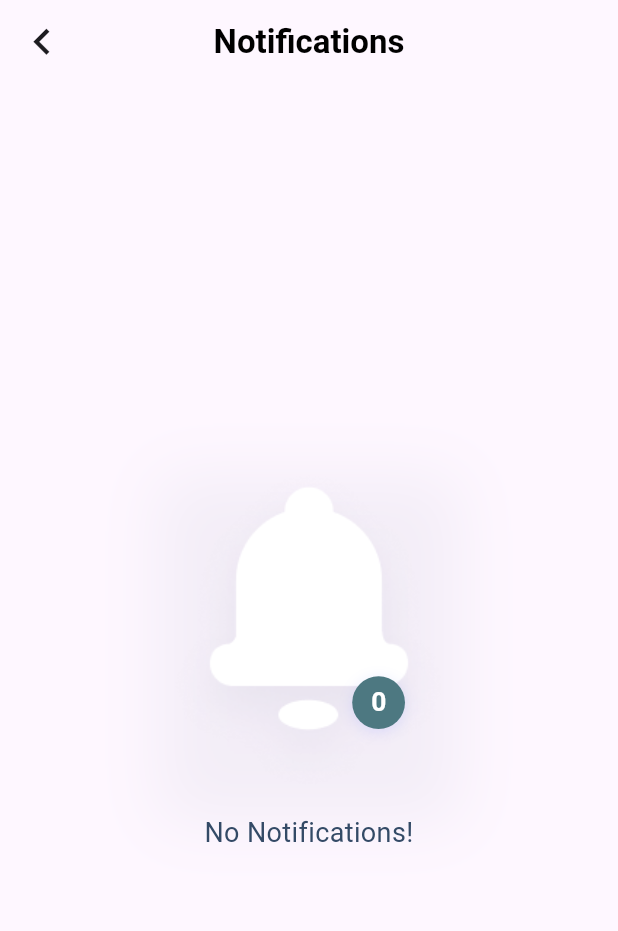
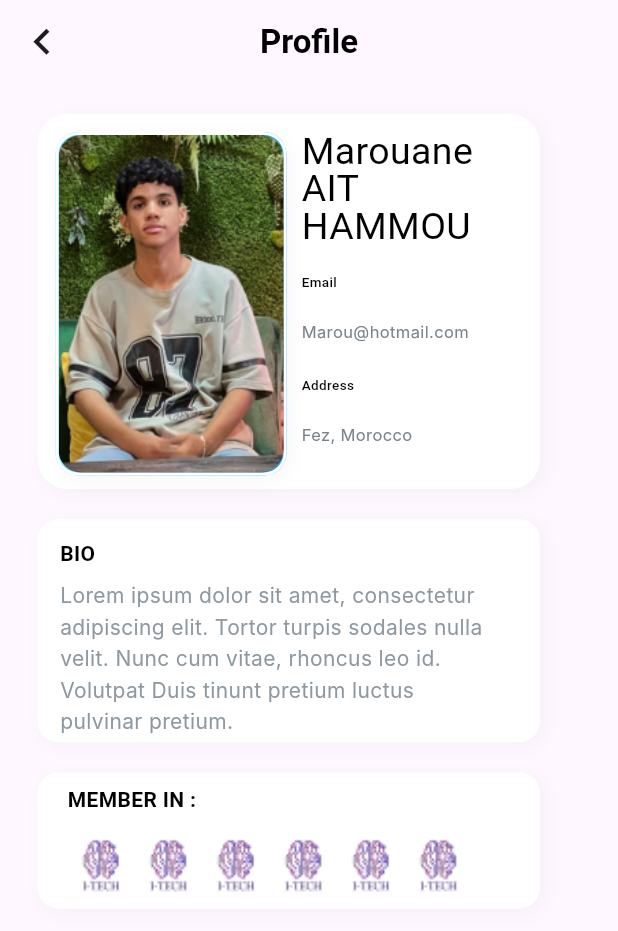
Before and after one commit to oussbad/Final-Project-flutter-, a Flutter app: the screen it shows after launch, on a phone screen of 412 x 824 dp. Shown: the top 931 px of the screen. Run offline on Flutter 3.47's test engine with Material 3 defaults, Android fonts, the light colour scheme and no system bars; Roboto replaces fonts that are missing (Airbnb Cereal App, Inria Sans, Inter).

Commit message:
Added profile

```diff
--- /dev/null
+++ b/lib/Profile.dart
@@ -0,0 +1,361 @@
+import 'package:flutter/material.dart';
+
+class ProfilePage extends StatefulWidget {
+  final String profileImagePath;
+  final String profileName;
+  final String profileEmail;
+  final String profileAddress;
+  final String bioText;
+  final String memberImagePath; // Updated variable for the local image path
+
+  ProfilePage({
+    required this.profileImagePath,
+    required this.profileName,
+    required this.profileEmail,
+    required this.profileAddress,
+    required this.bioText,
+    required this.memberImagePath, // Initialize the image path variable
+  });
+
+  @override
+  _ProfilePageState createState() => _ProfilePageState();
+}
+
+class _ProfilePageState extends State<ProfilePage> {
+  @override
+  Widget build(BuildContext context) {
+    return Scaffold(
+      appBar: AppBar(
+        centerTitle: true,
+        title: Text(
+          'Profile',
+          textAlign: TextAlign.center,
+          style: TextStyle(
+            color: Colors.black,
+            fontSize: 22,
+            fontFamily: 'Poppins',
+            fontWeight: FontWeight.w600,
+            height: 0.06,
+          ),
+        ),
+        leading: IconButton(
+          icon: Icon(Icons.keyboard_arrow_left, size: 35),
+          onPressed: () {
+            Navigator.pop(context);
+          },
+        ),
+      ),
+      body: SingleChildScrollView(
+      child: Column(
+      children: [
+      Container(
+      width: 335,
+      height: 250,
+      margin: EdgeInsets.only(top: 20, left: 25),
+      decoration: ShapeDecoration(
+        color: Colors.white,
+        shape: RoundedRectangleBorder(
+          side: BorderSide(width: 2, color: Colors.white),
+          borderRadius: BorderRadius.circular(20),
+        ),
+        shadows: [
+          BoxShadow(
+            color: Color(0x21BEBEBE),
+            blurRadius: 9,
+            offset: Offset(3, 3),
+            spreadRadius: 0,
+          )
+        ],
+      ),
+      child: Row(
+        crossAxisAlignment: CrossAxisAlignment.start,
+        children: [
+          Container(
+            width: 154,
+            height: 229,
+            margin: EdgeInsets.only(right: 10, top: 10, left: 10),
+            decoration: ShapeDecoration(
+              gradient: LinearGradient(
+                begin: Alignment(1.00, -0.00),
+                end: Alignment(-1, 0),
+                colors: [Color(0xFF16A9FB), Color(0xFF69DBFF)],
+              ),
+              shape: RoundedRectangleBorder(
+                side: BorderSide(width: 2, color: Colors.white),
+                borderRadius: BorderRadius.circular(15),
+              ),
+              shadows: [
+                BoxShadow(
+                  color: Color(0x21BEBEBE),
+                  blurRadius: 9,
+                  offset: Offset(3, 3),
+                  spreadRadius: 0,
+                )
+              ],
+            ),
+            child: ClipRRect(
+              borderRadius: BorderRadius.circular(15),
+              child: Image.asset(
+                widget.profileImagePath,
+                fit: BoxFit.cover,
+              ),
+            ),
+          ),
+          Expanded(
+            child: Column(
+              mainAxisAlignment: MainAxisAlignment.start,
+              crossAxisAlignment: CrossAxisAlignment.start,
+              children: [
+                SizedBox(height: 10),
+                Text(
+                  widget.profileName,
+                  style: TextStyle(
+                    color: Colors.black,
+                    fontSize: 25,
+                    fontFamily: 'Inria Sans',
+                    fontWeight: FontWeight.w400,
+                    height: 1.0,
+                  ),
+                ),
+                SizedBox(height: 20),
+                Text(
+                  'Email',
+                  style: TextStyle(
+                    color: Colors.black,
+                    fontSize: 9,
+                    fontFamily: 'SF Pro Display',
+                    fontWeight: FontWeight.w500,
+                    height: 0,
+                  ),
+                ),
+                SizedBox(height: 20),
+                Text(
+                  widget.profileEmail,
+                  style: TextStyle(
+                    color: Color(0xFF79838B),
+                    fontSize: 11,
+                    fontFamily: 'Inter',
+                    fontWeight: FontWeight.w400,
+                    height: 0,
+                  ),
+                ),
+                SizedBox(height: 25),
+                Text(
+                  'Address',
+                  style: TextStyle(
+                    color: Colors.black,
+                    fontSize: 9,
+                    fontFamily: 'SF Pro Display',
+                    fontWeight: FontWeight.w500,
+                    height: 0,
+                  ),
+                ),
+                SizedBox(height: 20),
+                Text(
+                  widget.profileAddress,
+                  style: TextStyle(
+                    color: Color(0xFF79838B),
+                    fontSize: 11,
+                    fontFamily: 'Inter',
+                    fontWeight: FontWeight.w400,
+                    height: 0,
+                  ),
+                ),
+              ],
+            ),
+          ),
+        ],
+      ),
+    ),
+      SizedBox(height: 20),
+      Stack(
+        children: [
+        Container(
+        width: 335,
+        height: 148.75,
+        margin: EdgeInsets.only(left: 25),
+        decoration: ShapeDecoration(
+        color: Colors.white,
+        shape: RoundedRectangleBorder(
+        borderRadius: BorderRadius.circular(14),
+        ),
+        shadows: [
+          BoxShadow(
+          color: Color(0x21BEBEBE),
+          blurRadius: 9,
+          offset: Offset(3, 3),
+          spreadRadius: 0,
+          )
+          ],
+          ),
+          ),
+          Positioned(
+          top: 15,
+          left: 40,
+          child: Text(
+          'BIO',
+          style: TextStyle(
+          color: Colors.black,
+          fontSize: 14,
+          fontFamily: 'SF Pro Display',
+          fontWeight: FontWeight.w600,
+          height: 0,
+          ),
+          ),
+          ),
+          Positioned(
+          top: 40,
+          left: 40,
+          child: Container(
+          width: 295,
+          child: Text(
+          widget.bioText,
+          style: TextStyle(
+          color: Color(0xFF8D98A1),
+          fontSize: 14,
+          fontFamily: 'Inter',
+          fontWeight: FontWeight.w400,
+          height: 1.5,
+          ),
+          ),
+          ),
+          ),
+          ],
+          ),
+          SizedBox(height: 20),
+          Stack(
+          children: [
+          Container(
+          width: 335,
+          height: 91,
+          margin: EdgeInsets.only(left: 25),
+          decoration: ShapeDecoration(
+          color: Colors.white,
+          shape: RoundedRectangleBorder(
+          borderRadius: BorderRadius.circular(14),
+          ),
+          shadows: [
+          BoxShadow(
+          color: Color(0x21BEBEBE),
+          blurRadius: 9,
+          offset: Offset(3, 3),
+          spreadRadius: 0,
+          )
+          ],
+          ),
+          ),
+          Positioned(
+          top: 10,
+          left: 45,
+          child: Text(
+          'MEMBER IN :',
+          style: TextStyle(
+          color: Colors.black,
+          fontSize: 14,
+          fontFamily: 'Inria Sans',
+          fontWeight: FontWeight.w700,
+          height: 0,
+          ),
+          ),
+          ),
+          Positioned(
+          top: 40,
+          left: 45,
+          child: Container(
+          width: 45,
+          height: 45,
+          clipBehavior: Clip.antiAlias,
+          decoration: BoxDecoration(
+          image: DecorationImage(
+          image: AssetImage(widget.memberImagePath), // Use the member image path from the widget parameter
+          fit: BoxFit
+              .fill,
+          ),
+          ),
+          ),
+          ),
+            Positioned(
+              top: 40,
+              left: 90,
+              child: Container(
+                width: 45,
+                height: 45,
+                clipBehavior: Clip.antiAlias,
+                decoration: BoxDecoration(
+                  image: DecorationImage(
+                    image: AssetImage(widget.memberImagePath), // Use the member image path from the widget parameter
+                    fit: BoxFit.fill,
+                  ),
+                ),
+              ),
+            ),
+            Positioned(
+              top: 40,
+              left: 135,
+              child: Container(
+                width: 45,
+                height: 45,
+                clipBehavior: Clip.antiAlias,
+                decoration: BoxDecoration(
+                  image: DecorationImage(
+                    image: AssetImage(widget.memberImagePath), // Use the member image path from the widget parameter
+                    fit: BoxFit.fill,
+                  ),
+                ),
+              ),
+            ),
+            Positioned(
+              top: 40,
+              left: 180,
+              child: Container(
+                width: 45,
+                height: 45,
+                clipBehavior: Clip.antiAlias,
+                decoration: BoxDecoration(
+                  image: DecorationImage(
+                    image: AssetImage(widget.memberImagePath), // Use the member image path from the widget parameter
+                    fit: BoxFit.fill,
+                  ),
+                ),
+              ),
+            ),
+            Positioned(
+              top: 40,
+              left: 225,
+              child: Container(
+                width: 45,
+                height: 45,
+                clipBehavior: Clip.antiAlias,
+                decoration: BoxDecoration(
+                  image: DecorationImage(
+                    image: AssetImage(widget.memberImagePath), // Use the member image path from the widget parameter
+                    fit: BoxFit.fill,
+                  ),
+                ),
+              ),
+            ),
+            Positioned(
+              top: 40,
+              left: 270,
+              child: Container(
+                width: 45,
+                height: 45,
+                clipBehavior: Clip.antiAlias,
+                decoration: BoxDecoration(
+                  image: DecorationImage(
+                    image: AssetImage(widget.memberImagePath), // Use the member image path from the widget parameter
+                    fit: BoxFit.fill,
+                  ),
+                ),
+              ),
+            ),
+          ],
+          ),
+        SizedBox(height: 20),
+
+      ],
+      ),
+      ),
+    );
+  }
+}
--- a/lib/main.dart
+++ b/lib/main.dart
@@ -8,6 +8,7 @@ import 'SingUp.dart';
 import 'startUpScreen.dart';
 import 'Notifications.dart';
 import 'EmptyNotifications.dart';
+import 'Profile.dart';
 
 void main() {
   runApp(MyApp());
@@ -19,7 +20,9 @@ class MyApp extends StatelessWidget {
   @override
   Widget build(BuildContext context) {
     return MaterialApp(
-      home: EmptyNotifications(),
+      home: ProfilePage( profileImagePath: 'images/marwan.png',profileName:"Marouane    AIT    HAMMOU",profileEmail:"Marou@hotmail.com", profileAddress: "Fez, Morocco" , bioText:
+      'Lorem ipsum dolor sit amet, consectetur adipiscing elit. Tortor turpis sodales nulla velit. Nunc cum vitae, rhoncus leo id. Volutpat Duis tinunt pretium luctus pulvinar pretium.',memberImagePath:'images/itech.png'),
+
     );
   }
 }
```
Also changed, not shown: images/itech.png (added), images/marwan.png (added), images/mr1photo.jpg (added).
